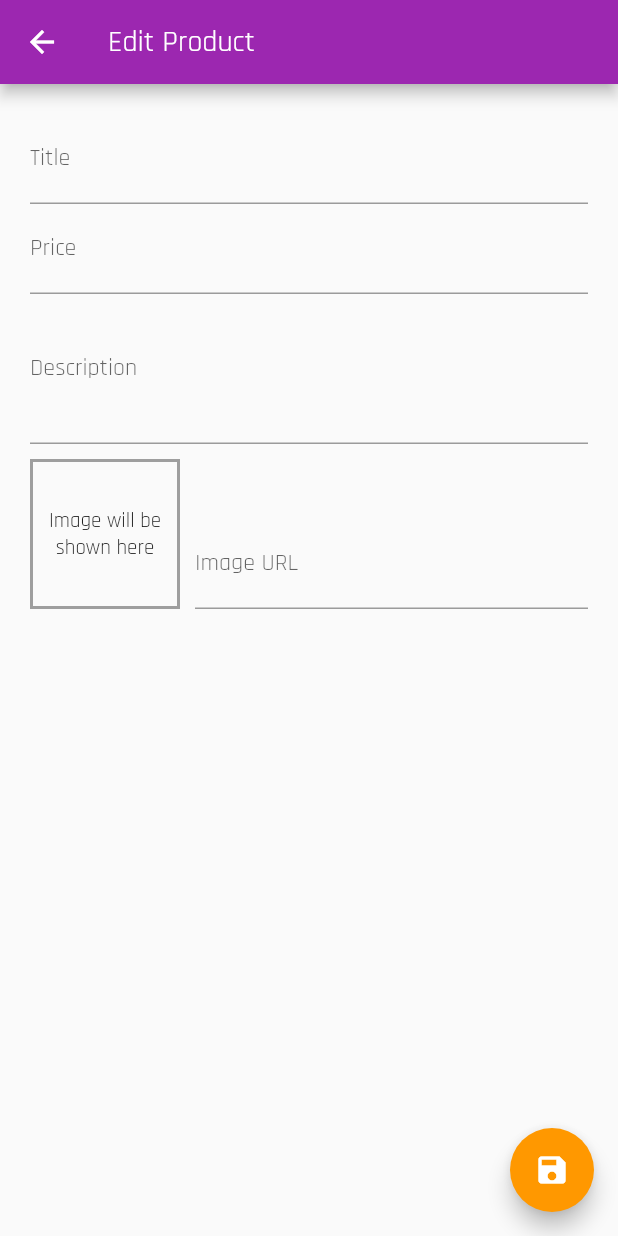
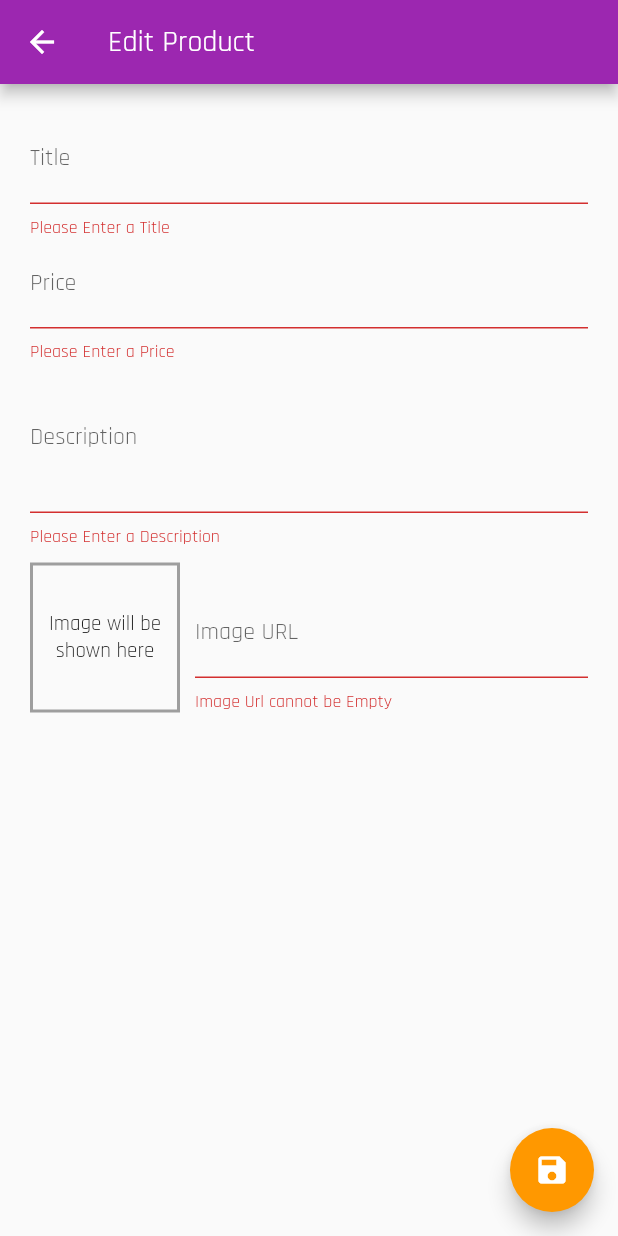
Before and after one commit to ankanSikdar/flutter-shop-app, a Flutter app: the EditProductScreen screen opened by its route, after a tap on the "save" icon, on a phone screen of 412 x 824 dp. Run offline on Flutter 3.47's test engine with Material 2 defaults, Android fonts, the light colour scheme and no system bars; network calls fail.

Commit message:
Added Form Validation

```diff
--- a/lib/screens/edit_product_screen.dart
+++ b/lib/screens/edit_product_screen.dart
@@ -35,16 +35,32 @@ class _EditProductScreenState extends State<EditProductScreen> {
 
   void _updateImageUrl() {
     if (_imageUrlFocusNode.hasFocus) {
+      String value = _imageUrlController.text;
+      if (value.isEmpty ||
+          !value.startsWith('http') ||
+          !value.startsWith('https')) {
+        return;
+      }
       setState(() {});
     }
   }
 
   void _onSubmitForm() {
+    if (!_formKey.currentState.validate()) {
+      return;
+    }
     _formKey.currentState.save();
     print(_product.title);
     print(_product.description);
     print(_product.price);
     print(_product.imageUrl);
+    _clearForm();
+  }
+
+  void _clearForm() {
+    _formKey.currentState.reset();
+    _imageUrlController.clear();
+    setState(() {});
   }
 
   @override
@@ -74,6 +90,16 @@ class _EditProductScreenState extends State<EditProductScreen> {
                       imageUrl: _product.imageUrl,
                     );
                   },
+                  validator: (value) {
+                    if (value.isEmpty) {
+                      return 'Please Enter a Title';
+                    } else if (value.length < 3) {
+                      return 'Title should be more than 3 characters';
+                    } else if (value.length > 25) {
+                      return 'Title cannot be greater than 25 characters';
+                    }
+                    return null;
+                  },
                 ),
                 TextFormField(
                   decoration: InputDecoration(labelText: 'Price'),
@@ -92,6 +118,18 @@ class _EditProductScreenState extends State<EditProductScreen> {
                       imageUrl: _product.imageUrl,
                     );
                   },
+                  validator: (value) {
+                    if (value.isEmpty) {
+                      return 'Please Enter a Price';
+                    } else if (double.tryParse(value) == null) {
+                      return 'Plase Enter a Valid Number';
+                    } else if (double.parse(value) <= 0) {
+                      return 'Price cannot be less than or equal to 0';
+                    } else if (double.parse(value) > 99999.99) {
+                      return 'Price should be less than ₹1 Lakhs';
+                    }
+                    return null;
+                  },
                 ),
                 TextFormField(
                   decoration: InputDecoration(labelText: 'Description'),
@@ -106,6 +144,16 @@ class _EditProductScreenState extends State<EditProductScreen> {
                       price: _product.price,
                       imageUrl: _product.imageUrl,
                     );
+                  },
+                  validator: (value) {
+                    if (value.isEmpty) {
+                      return 'Please Enter a Description';
+                    } else if (value.length < 10) {
+                      return 'Description should be greater than 10 characters';
+                    } else if (value.length > 100) {
+                      return 'Description cannot be greater than 100 characters';
+                    }
+                    return null;
                   },
                 ),
                 Row(
@@ -150,6 +198,15 @@ class _EditProductScreenState extends State<EditProductScreen> {
                             imageUrl: value,
                           );
                         },
+                        validator: (value) {
+                          if (value.isEmpty) {
+                            return 'Image Url cannot be Empty';
+                          } else if (!value.startsWith('http') ||
+                              !value.startsWith('https')) {
+                            return 'Please Enter a valid URL';
+                          }
+                          return null;
+                        },
                         onFieldSubmitted: (_) {
                           _onSubmitForm();
                         },
```
